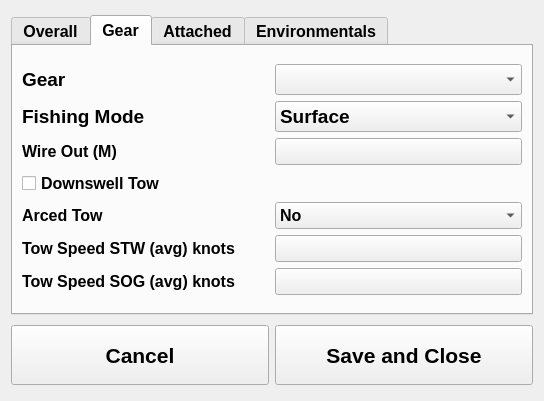
This is ui/CPSMetaDlg.ui in aliciabillings-noaa/CLAMS as Qt 5 draws it before an edit. The edited form follows.
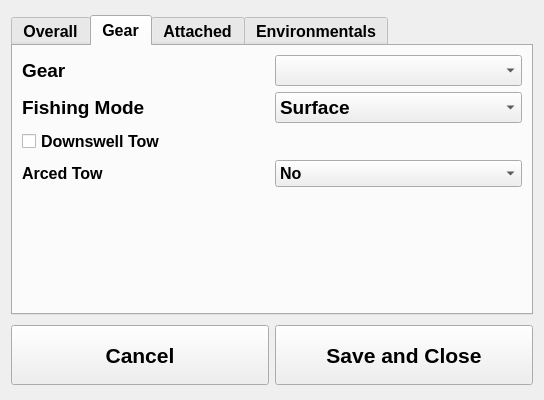
This is the edited form. The open tabs and pages were chosen to show the change.

```diff
--- a/ui/CPSMetaDlg.ui
+++ b/ui/CPSMetaDlg.ui
@@ -7,7 +7,7 @@
     <x>0</x>
     <y>0</y>
     <width>544</width>
-    <height>401</height>
+    <height>400</height>
    </rect>
   </property>
   <property name="windowTitle">
@@ -190,6 +190,13 @@
       <layout class="QGridLayout" name="gridLayout_4">
        <item row="0" column="0">
         <layout class="QGridLayout" name="gridLayout_3">
+         <item row="2" column="0">
+          <widget class="QCheckBox" name="tf_downswell_tow">
+           <property name="text">
+            <string>Downswell Tow</string>
+           </property>
+          </widget>
+         </item>
          <item row="0" column="0">
           <widget class="QLabel" name="l_gear">
            <property name="font">
@@ -215,7 +222,7 @@
            </property>
           </widget>
          </item>
-         <item row="4" column="1">
+         <item row="3" column="1">
           <widget class="QComboBox" name="cb_arced_tow">
            <item>
             <property name="text">
@@ -234,13 +241,6 @@
            </item>
           </widget>
          </item>
-         <item row="3" column="0">
-          <widget class="QCheckBox" name="tf_downswell_tow">
-           <property name="text">
-            <string>Downswell Tow</string>
-           </property>
-          </widget>
-         </item>
          <item row="1" column="1">
           <widget class="QComboBox" name="cb_fishing_mode">
            <property name="font">
@@ -257,20 +257,6 @@
            </item>
           </widget>
          </item>
-         <item row="2" column="0">
-          <widget class="QLabel" name="l_wire_out">
-           <property name="text">
-            <string>Wire Out (M)</string>
-           </property>
-          </widget>
-         </item>
-         <item row="2" column="1">
-          <widget class="QPushButton" name="pb_wire_out">
-           <property name="text">
-            <string/>
-           </property>
-          </widget>
-         </item>
          <item row="1" column="0">
           <widget class="QLabel" name="l_fishing_mode">
            <property name="font">
@@ -285,40 +271,25 @@
            </property>
           </widget>
          </item>
-         <item row="5" column="1">
-          <widget class="QPushButton" name="pb_tow_speed_stw">
-           <property name="text">
-            <string/>
-           </property>
-          </widget>
-         </item>
-         <item row="6" column="1">
-          <widget class="QPushButton" name="pb_tow_speed_sog">
-           <property name="text">
-            <string/>
-           </property>
-          </widget>
-         </item>
-         <item row="5" column="0">
-          <widget class="QLabel" name="l_tow_speed_stw">
-           <property name="text">
-            <string>Tow Speed STW (avg) knots</string>
-           </property>
-          </widget>
-         </item>
-         <item row="4" column="0">
+         <item row="3" column="0">
           <widget class="QLabel" name="l_arced_tow">
            <property name="text">
             <string>Arced Tow</string>
            </property>
           </widget>
          </item>
-         <item row="6" column="0">
-          <widget class="QLabel" name="l_tow_speed_sog">
-           <property name="text">
-            <string>Tow Speed SOG (avg) knots</string>
+         <item row="4" column="0">
+          <spacer name="verticalSpacer_3">
+           <property name="orientation">
+            <enum>Qt::Vertical</enum>
            </property>
-          </widget>
+           <property name="sizeHint" stdset="0">
+            <size>
+             <width>20</width>
+             <height>40</height>
+            </size>
+           </property>
+          </spacer>
          </item>
         </layout>
        </item>
```
Left out of the diff: 19 changed lines with no effect on the pictures.
